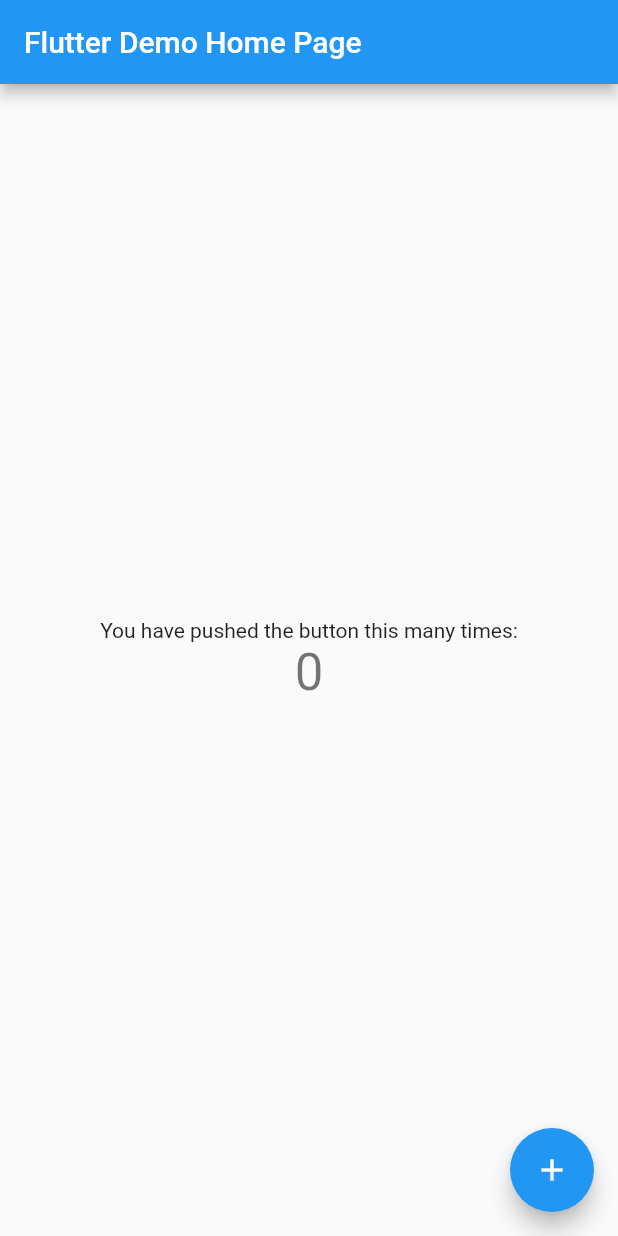
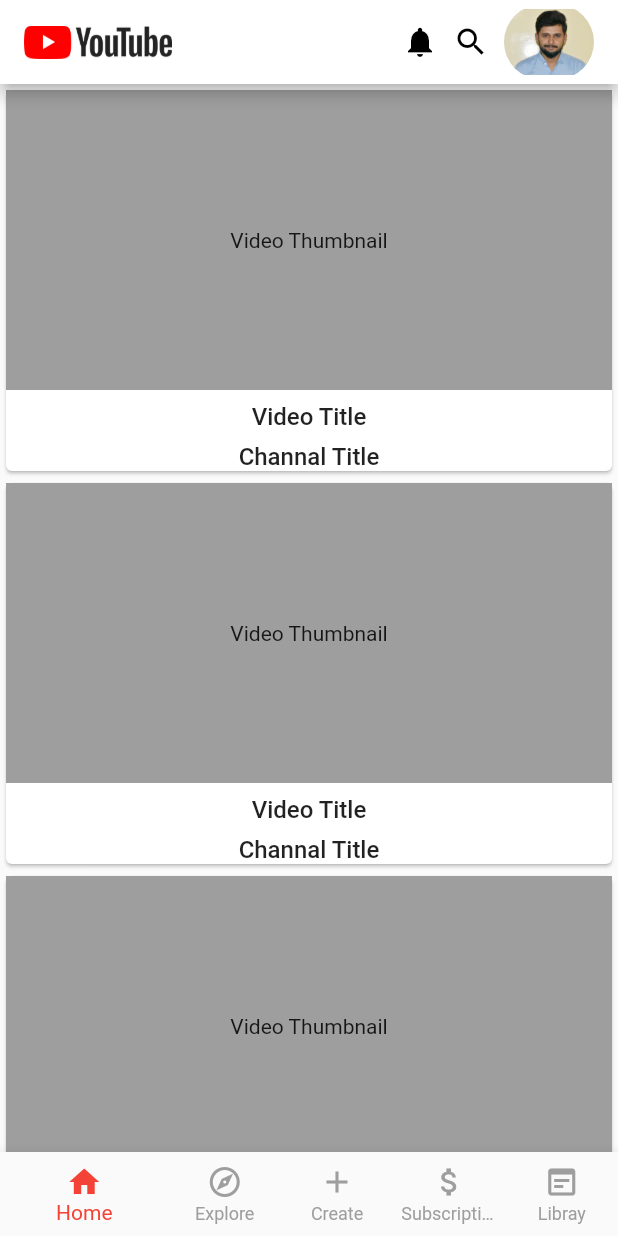
Before and after one commit to SharjeelMoqrabKhan/youtube-search-flutter, a Flutter app: the screen it shows after launch, on a phone screen of 412 x 824 dp. Run offline on Flutter 3.47's test engine with Material 2 defaults, Android fonts, the phone set to English and light mode, and no system bars.

Commit message:
youtube_search_ui

```diff
--- a/lib/main.dart
+++ b/lib/main.dart
@@ -1,117 +1,17 @@
 import 'package:flutter/material.dart';
+import 'package:youtube_search_flutter/pages/youtube_searach.dart';
 
 void main() {
   runApp(MyApp());
 }
 
 class MyApp extends StatelessWidget {
-  // This widget is the root of your application.
   @override
   Widget build(BuildContext context) {
     return MaterialApp(
-      title: 'Flutter Demo',
-      theme: ThemeData(
-        // This is the theme of your application.
-        //
-        // Try running your application with "flutter run". You'll see the
-        // application has a blue toolbar. Then, without quitting the app, try
-        // changing the primarySwatch below to Colors.green and then invoke
-        // "hot reload" (press "r" in the console where you ran "flutter run",
-        // or simply save your changes to "hot reload" in a Flutter IDE).
-        // Notice that the counter didn't reset back to zero; the application
-        // is not restarted.
-        primarySwatch: Colors.blue,
-        // This makes the visual density adapt to the platform that you run
-        // the app on. For desktop platforms, the controls will be smaller and
-        // closer together (more dense) than on mobile platforms.
-        visualDensity: VisualDensity.adaptivePlatformDensity,
-      ),
-      home: MyHomePage(title: 'Flutter Demo Home Page'),
+      theme: ThemeData(primaryColor: Colors.white),
+      debugShowCheckedModeBanner: false,
+      home: YouTubeSearch(),
     );
   }
 }
-
-class MyHomePage extends StatefulWidget {
-  MyHomePage({Key key, this.title}) : super(key: key);
-
-  // This widget is the home page of your application. It is stateful, meaning
-  // that it has a State object (defined below) that contains fields that affect
-  // how it looks.
-
-  // This class is the configuration for the state. It holds the values (in this
-  // case the title) provided by the parent (in this case the App widget) and
-  // used by the build method of the State. Fields in a Widget subclass are
-  // always marked "final".
-
-  final String title;
-
-  @override
-  _MyHomePageState createState() => _MyHomePageState();
-}
-
-class _MyHomePageState extends State<MyHomePage> {
-  int _counter = 0;
-
-  void _incrementCounter() {
-    setState(() {
-      // This call to setState tells the Flutter framework that something has
-      // changed in this State, which causes it to rerun the build method below
-      // so that the display can reflect the updated values. If we changed
-      // _counter without calling setState(), then the build method would not be
-      // called again, and so nothing would appear to happen.
-      _counter++;
-    });
-  }
-
-  @override
-  Widget build(BuildContext context) {
-    // This method is rerun every time setState is called, for instance as done
-    // by the _incrementCounter method above.
-    //
-    // The Flutter framework has been optimized to make rerunning build methods
-    // fast, so that you can just rebuild anything that needs updating rather
-    // than having to individually change instances of widgets.
-    return Scaffold(
-      appBar: AppBar(
-        // Here we take the value from the MyHomePage object that was created by
-        // the App.build method, and use it to set our appbar title.
-        title: Text(widget.title),
-      ),
-      body: Center(
-        // Center is a layout widget. It takes a single child and positions it
-        // in the middle of the parent.
-        child: Column(
-          // Column is also a layout widget. It takes a list of children and
-          // arranges them vertically. By default, it sizes itself to fit its
-          // children horizontally, and tries to be as tall as its parent.
-          //
-          // Invoke "debug painting" (press "p" in the console, choose the
-          // "Toggle Debug Paint" action from the Flutter Inspector in Android
-          // Studio, or the "Toggle Debug Paint" command in Visual Studio Code)
-          // to see the wireframe for each widget.
-          //
-          // Column has various properties to control how it sizes itself and
-          // how it positions its children. Here we use mainAxisAlignment to
-          // center the children vertically; the main axis here is the vertical
-          // axis because Columns are vertical (the cross axis would be
-          // horizontal).
-          mainAxisAlignment: MainAxisAlignment.center,
-          children: <Widget>[
-            Text(
-              'You have pushed the button this many times:',
-            ),
-            Text(
-              '$_counter',
-              style: Theme.of(context).textTheme.headline4,
-            ),
-          ],
-        ),
-      ),
-      floatingActionButton: FloatingActionButton(
-        onPressed: _incrementCounter,
-        tooltip: 'Increment',
-        child: Icon(Icons.add),
-      ), // This trailing comma makes auto-formatting nicer for build methods.
-    );
-  }
-}
--- /dev/null
+++ b/lib/pages/youtube_searach.dart
@@ -0,0 +1,160 @@
+import 'package:flutter/material.dart';
+
+class YouTubeSearch extends StatefulWidget {
+  @override
+  _YouTubeSearchState createState() => _YouTubeSearchState();
+}
+
+class _YouTubeSearchState extends State<YouTubeSearch> {
+  int navigatinIndex = 0;
+  bool _isSearch = false;
+
+  Widget _searchWidget() {
+    return Row(
+      children: [
+        InkWell(
+            onTap: () {
+              setState(() {
+                _isSearch = false;
+              });
+            },
+            child: Icon(Icons.arrow_back)),
+        SizedBox(
+          width: 5,
+        ),
+        Expanded(
+          child: Container(
+              height: 45,
+              padding: EdgeInsets.symmetric(horizontal: 10),
+              decoration: BoxDecoration(
+                borderRadius: BorderRadius.all(Radius.circular(8)),
+                color: Colors.black.withOpacity(.2),
+              ),
+              child: TextField(
+                style: TextStyle(color: Colors.white),
+                decoration: InputDecoration(
+                    hintText: "search Youtube", border: InputBorder.none),
+              )),
+        ),
+        SizedBox(
+          width: 5,
+        ),
+        Container(
+          width: 38,
+          height: 38,
+          decoration: BoxDecoration(
+              color: Colors.black.withOpacity(.1), shape: BoxShape.circle),
+          child: Icon(Icons.mic),
+        ),
+      ],
+    );
+  }
+
+  @override
+  Widget build(BuildContext context) {
+    return Scaffold(
+      appBar: AppBar(
+        title: _isSearch == true
+            ? _searchWidget()
+            : Row(
+                mainAxisAlignment: MainAxisAlignment.spaceBetween,
+                children: [
+                  Container(
+                    height: 22,
+                    child: Image.asset('assets/images/youtube_logo.png'),
+                  ),
+                  SizedBox(
+                    width: 10,
+                  ),
+                  Row(
+                    children: [
+                      Icon(Icons.notifications),
+                      SizedBox(
+                        width: 10,
+                      ),
+                      InkWell(
+                        onTap: () {
+                          if (_isSearch == false) {
+                            setState(() {
+                              _isSearch = true;
+                            });
+                          }
+                        },
+                        child: Icon(Icons.search),
+                      ),
+                      SizedBox(
+                        width: 10,
+                      ),
+                      Container(
+                        height: 50,
+                        width: 60,
+                        child: ClipRRect(
+                          borderRadius: BorderRadius.all(
+                            Radius.circular(28),
+                          ),
+                          child: Image.asset('assets/images/profile_pic.jpeg'),
+                        ),
+                      ),
+                    ],
+                  )
+                ],
+              ),
+      ),
+      bottomNavigationBar: BottomNavigationBar(
+        selectedItemColor: Colors.red,
+        unselectedItemColor: Colors.grey,
+        showUnselectedLabels: true,
+        currentIndex: navigatinIndex,
+        onTap: (index) {
+          setState(() {
+            navigatinIndex = index;
+          });
+        },
+        items: [
+          BottomNavigationBarItem(icon: Icon(Icons.home), label: "Home"),
+          BottomNavigationBarItem(
+              icon: Icon(Icons.explore_outlined), label: "Explore"),
+          BottomNavigationBarItem(icon: Icon(Icons.add), label: "Create"),
+          BottomNavigationBarItem(
+              icon: Icon(Icons.attach_money), label: "Subscriptions"),
+          BottomNavigationBarItem(icon: Icon(Icons.wysiwyg), label: "Libray"),
+        ],
+      ),
+      body: ListView.builder(
+        itemCount: 8,
+        itemBuilder: (context, index) {
+          return Card(
+            child: Column(
+              mainAxisAlignment: MainAxisAlignment.start,
+              children: [
+                Container(
+                  height: 200,
+                  width: double.infinity,
+                  color: Colors.grey,
+                  child: Center(
+                    child: Text('Video Thumbnail'),
+                  ),
+                ),
+                SizedBox(
+                  height: 8.0,
+                ),
+                Text(
+                  "Video Title",
+                  maxLines: 2,
+                  style: TextStyle(fontSize: 16, fontWeight: FontWeight.w500),
+                ),
+                SizedBox(
+                  height: 8.0,
+                ),
+                Text(
+                  "Channal Title",
+                  style: TextStyle(fontSize: 16, fontWeight: FontWeight.w500),
+                ),
+              ],
+            ),
+          );
+        },
+      ),
+    );
+  }
+}
--- a/pubspec.yaml
+++ b/pubspec.yaml
@@ -46,8 +46,8 @@ flutter:
 
   # To add assets to your application, add an assets section, like this:
   assets:
-    - assets/api
-  #   - images/a_dot_ham.jpeg
+    - assets/api/
+    - assets/images/
 
   # An image asset can refer to one or more resolution-specific "variants", see
   # https://flutter.dev/assets-and-images/#resolution-aware.
```
Also changed, not shown: assets/images/profile_pic.jpeg (added), assets/images/youtube_logo.png (added).
